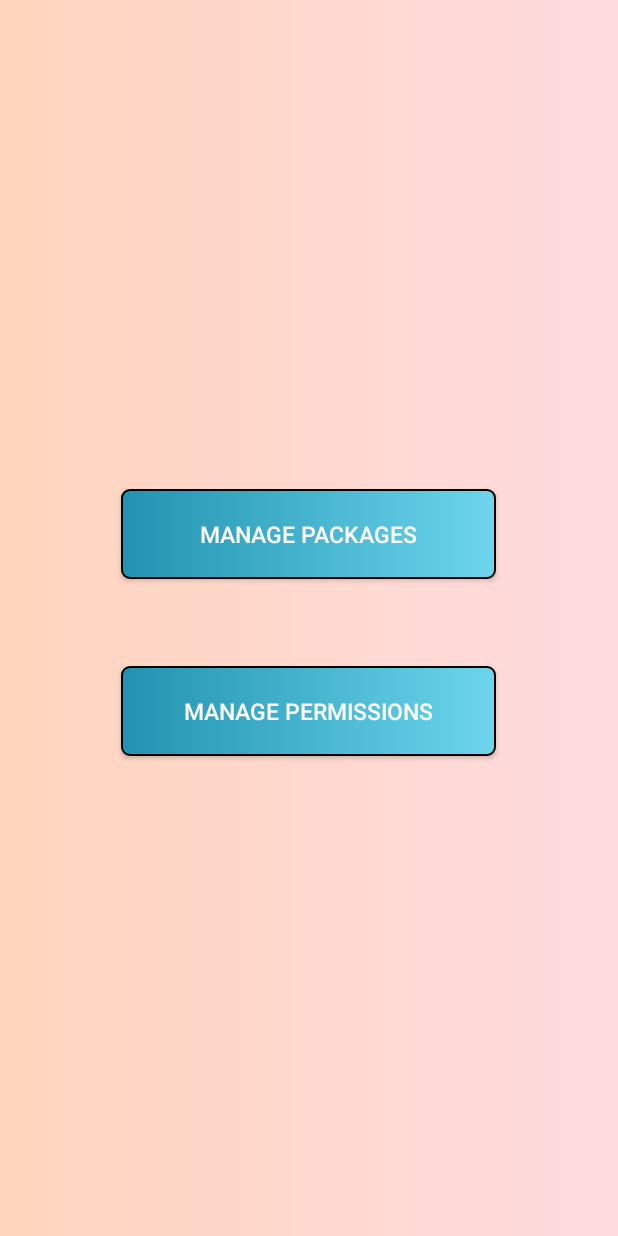
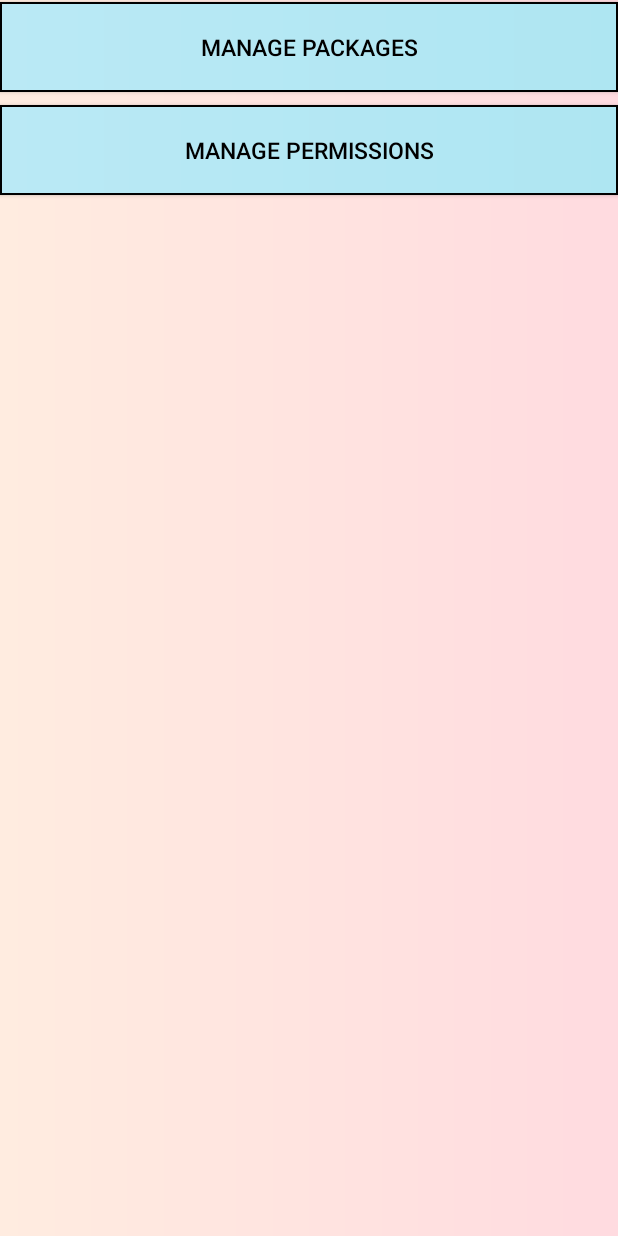
Before and after one commit to DevUt/org.secureos.dpc, an Android app: the screen it shows after launch (MainActivity), on a phone screen of 412 x 824 dp. Run offline under Robolectric (Android 15) with nearby library versions, the phone set to English and light mode, and no system bars.

Commit message:
UI update

```diff
--- a/app/src/main/AndroidManifest.xml
+++ b/app/src/main/AndroidManifest.xml
@@ -9,7 +9,7 @@
         tools:ignore="QueryAllPackagesPermission" />
 
     <application
-        android:allowBackup="true"
+        android:allowBackup= "true"
         android:icon="@mipmap/ic_launcher"
         android:label="@string/app_name"
         android:roundIcon="@mipmap/ic_launcher_round"
--- a/app/src/main/java/org/secureos/dpc/deviceAdmin/DeviceAdmin.kt
+++ b/app/src/main/java/org/secureos/dpc/deviceAdmin/DeviceAdmin.kt
@@ -23,13 +23,14 @@ class DeviceAdmin : DeviceAdminReceiver(){
         super.onEnabled(context, intent)
         Log.d(TAG,"enabled")
         Toast.makeText(context,"DeviceAdmin enabled",Toast.LENGTH_SHORT).show()
-        dpm = getManager(context)
+        dpm = context.getSystemService(Context.DEVICE_POLICY_SERVICE) as DevicePolicyManager
         cn = ComponentName(context.applicationContext,DeviceAdmin::class.java)
         Log.d(TAG,"Starting to enforce Policy")
         Log.d(TAG,"Enabling package policy")
-        enablePackagePolicy(context)
+        enablePackagePolicy(context.applicationContext)
         Log.d(TAG,"Enabled package policy")
         Log.d(TAG,"Enabling permission policy")
+        enablePermissionPolicy(context.applicationContext)
     }
     private fun enablePackagePolicy(context: Context){
         Log.d(TAG,"Enabling Package Policy")
--- a/app/src/main/res/drawable/buttons.xml
+++ b/app/src/main/res/drawable/buttons.xml
@@ -1,8 +1,6 @@
 <?xml version="1.0" encoding="utf-8"?>
 <shape xmlns:android="http://schemas.android.com/apk/res/android" android:shape="rectangle">
 
-    <gradient android:startColor="#2193b0" android:endColor="#6dd5ed" android:type="linear" />
-
-    <corners android:radius="5dp"/>
+    <gradient android:startColor="#bae9f5" android:endColor="#aee6f2" android:type="linear" />
     <stroke android:color="@color/black" android:width="1dp"/>
 </shape>
--- a/app/src/main/res/drawable/gradient_background.xml
+++ b/app/src/main/res/drawable/gradient_background.xml
@@ -4,7 +4,7 @@
     xmlns:android = "http://schemas.android.com/apk/res/android" >
 
     <gradient
-        android:startColor = "#ffd5bd"
+        android:startColor = "#ffece0"
         android:endColor = "#ffdbe0"
         android:angle = "0"
         android:type = "linear" />
--- a/app/src/main/res/drawable/item_list_background.xml
+++ b/app/src/main/res/drawable/item_list_background.xml
@@ -1,7 +1,7 @@
 <?xml version="1.0" encoding="utf-8"?>
 <shape xmlns:android="http://schemas.android.com/apk/res/android" android:shape="rectangle">
 
-<solid android:color="#98dbeb"  />
+<solid android:color="#bae9f5"  />
 
 <corners android:radius="5dp"/>
 <stroke android:color="@color/black" android:width="1dp"/>
--- a/app/src/main/res/layout/activity_main.xml
+++ b/app/src/main/res/layout/activity_main.xml
@@ -22,33 +22,36 @@
 
     <Button
         android:id="@+id/go_to_package_page"
-        android:layout_width="250dp"
         android:layout_height="60dp"
+        android:layout_width="match_parent"
         android:background="@drawable/buttons"
         android:text="@string/manage_packages"
-        android:textColor="@color/white"
+        android:textColor="@color/black"
         android:textSize="15dp"
         app:layout_constraintBottom_toBottomOf="parent"
         app:layout_constraintEnd_toEndOf="parent"
-        app:layout_constraintHorizontal_bias="0.496"
+        android:layout_margin="0dp"
+
+        app:layout_constraintHorizontal_bias="0.0"
         app:layout_constraintStart_toStartOf="parent"
         app:layout_constraintTop_toTopOf="parent"
-        app:layout_constraintVertical_bias="0.427" />
+        app:layout_constraintVertical_bias="0.002" />
 
     <Button
         android:id="@+id/go_to_permission_page"
-        android:layout_width="250dp"
+        android:layout_width="match_parent"
         android:layout_height="60dp"
         android:background="@drawable/buttons"
         android:text="@string/manage_permissions"
-        android:textColor="@color/white"
+        android:textColor="@color/black"
         android:textSize="15dp"
+        android:layout_margin="0dp"
         app:layout_constraintBottom_toBottomOf="parent"
         app:layout_constraintEnd_toEndOf="parent"
-        app:layout_constraintHorizontal_bias="0.496"
+        app:layout_constraintHorizontal_bias="0.0"
         app:layout_constraintStart_toStartOf="parent"
         app:layout_constraintTop_toTopOf="parent"
-        app:layout_constraintVertical_bias="0.581" />
+        app:layout_constraintVertical_bias="0.092" />
 
 
     <!--        <Button-->
--- a/app/src/main/res/layout/package_layout.xml
+++ b/app/src/main/res/layout/package_layout.xml
@@ -15,6 +15,7 @@
         android:layout_width="match_parent"
         android:layout_height="match_parent"
         android:scrollbars="vertical"
+        android:layout_margin="0dp"
         app:layoutManager="androidx.recyclerview.widget.LinearLayoutManager"
         />
 
```
